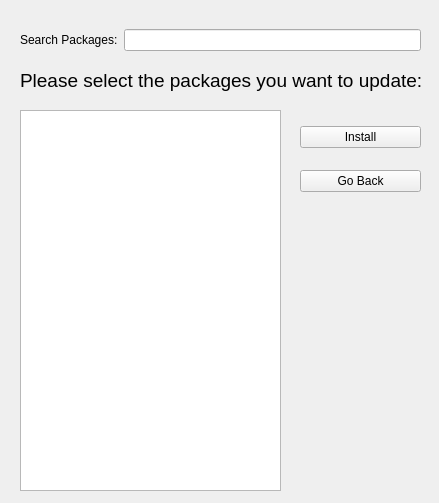
Old version of the form UI_Files/installScreen.ui in the repository GDGVIT/pip-gui.
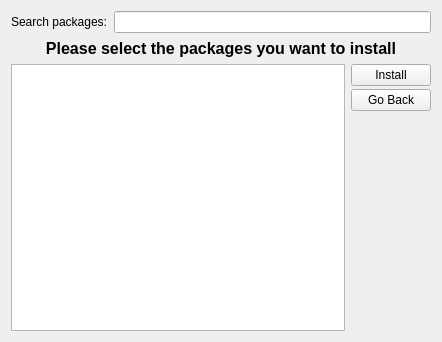
New version of the form.

Diff of the .ui file:
```diff
--- a/UI_Files/installScreen.ui
+++ b/UI_Files/installScreen.ui
@@ -7,22 +7,76 @@
     <x>0</x>
     <y>0</y>
     <width>439</width>
-    <height>503</height>
+    <height>342</height>
    </rect>
   </property>
   <property name="windowTitle">
    <string>Install Packages</string>
   </property>
-  <widget class="QWidget" name="verticalLayoutWidget">
-   <property name="geometry">
-    <rect>
-     <x>300</x>
-     <y>110</y>
-     <width>121</width>
-     <height>98</height>
-    </rect>
-   </property>
-   <layout class="QVBoxLayout" name="verticalLayout">
+  <layout class="QGridLayout" name="gridLayout">
+   <item row="0" column="0">
+    <layout class="QVBoxLayout" name="verticalLayout_3">
+     <item>
+      <layout class="QHBoxLayout" name="horizontalLayout_3">
+       <item>
+        <widget class="QLabel" name="label_3">
+         <property name="text">
+          <string>Search packages:</string>
+         </property>
+        </widget>
+       </item>
+       <item>
+        <widget class="QLineEdit" name="lineEdit"/>
+       </item>
+      </layout>
+     </item>
+     <item>
+      <widget class="QLabel" name="label_4">
+       <property name="sizePolicy">
+        <sizepolicy hsizetype="Preferred" vsizetype="Fixed">
+         <horstretch>0</horstretch>
+         <verstretch>0</verstretch>
+        </sizepolicy>
+       </property>
+       <property name="font">
+        <font>
+         <family>MS Shell Dlg 2</family>
+         <pointsize>12</pointsize>
+         <weight>75</weight>
+         <bold>true</bold>
+        </font>
+       </property>
+       <property name="text">
+        <string>Please select the packages you want to install</string>
+       </property>
+       <property name="alignment">
+        <set>Qt::AlignCenter</set>
+       </property>
+      </widget>
+     </item>
+     <item>
+      <layout class="QHBoxLayout" name="horizontalLayout_5">
+       <item>
+        <widget class="QListWidget" name="listWidget_3">
+         <property name="minimumSize">
+          <size>
+           <width>334</width>
+           <height>267</height>
+          </size>
+         </property>
+         <property name="selectionMode">
+          <enum>QAbstractItemView::MultiSelection</enum>
+         </property>
+        </widget>
+       </item>
+       <item>
+        <layout class="QVBoxLayout" name="verticalLayout_5">
+         <property name="spacing">
+          <number>3</number>
+         </property>
+         <property name="leftMargin">
+          <number>0</number>
+         </property>
     <item>
      <widget class="QPushButton" name="btnInstall">
       <property name="text">
@@ -37,61 +91,26 @@
       </property>
      </widget>
     </item>
-   </layout>
-  </widget>
-  <widget class="QListWidget" name="listWidget">
-   <property name="geometry">
-    <rect>
-     <x>20</x>
-     <y>110</y>
-     <width>261</width>
-     <height>381</height>
-    </rect>
-   </property>
-   <property name="selectionMode">
-    <enum>QAbstractItemView::MultiSelection</enum>
-   </property>
-  </widget>
-  <widget class="QLabel" name="label">
-   <property name="geometry">
-    <rect>
-     <x>20</x>
-     <y>70</y>
-     <width>401</width>
-     <height>21</height>
-    </rect>
-   </property>
-   <property name="font">
-    <font>
-     <pointsize>14</pointsize>
-    </font>
-   </property>
-   <property name="text">
-    <string>Please select the packages you want to update:</string>
-   </property>
-  </widget>
-  <widget class="QWidget" name="horizontalLayoutWidget">
-   <property name="geometry">
-    <rect>
-     <x>20</x>
-     <y>0</y>
-     <width>401</width>
-     <height>80</height>
-    </rect>
-   </property>
-   <layout class="QHBoxLayout" name="horizontalLayout">
     <item>
-     <widget class="QLabel" name="label_2">
-      <property name="text">
-       <string>Search Packages:</string>
-      </property>
-     </widget>
-    </item>
-    <item>
-     <widget class="QLineEdit" name="lineEdit"/>
-    </item>
-   </layout>
-  </widget>
+          <spacer name="verticalSpacer_3">
+           <property name="orientation">
+            <enum>Qt::Vertical</enum>
+           </property>
+           <property name="sizeHint" stdset="0">
+            <size>
+             <width>20</width>
+             <height>40</height>
+            </size>
+           </property>
+          </spacer>
+         </item>
+        </layout>
+       </item>
+      </layout>
+     </item>
+    </layout>
+   </item>
+  </layout>
  </widget>
  <resources/>
  <connections/>
```
Left out of the diff: 2 changed lines with no effect on the pictures. Lines whose indentation alone changed are shown as unchanged.
